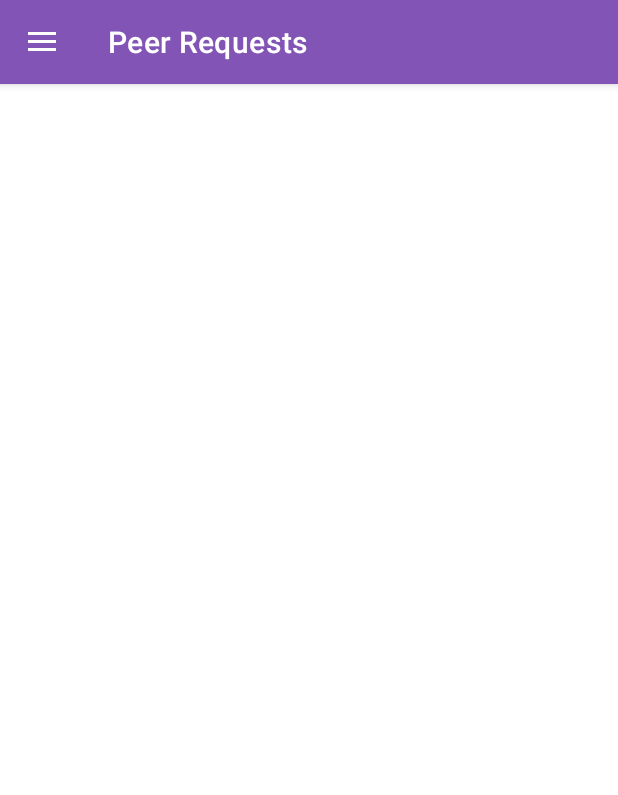
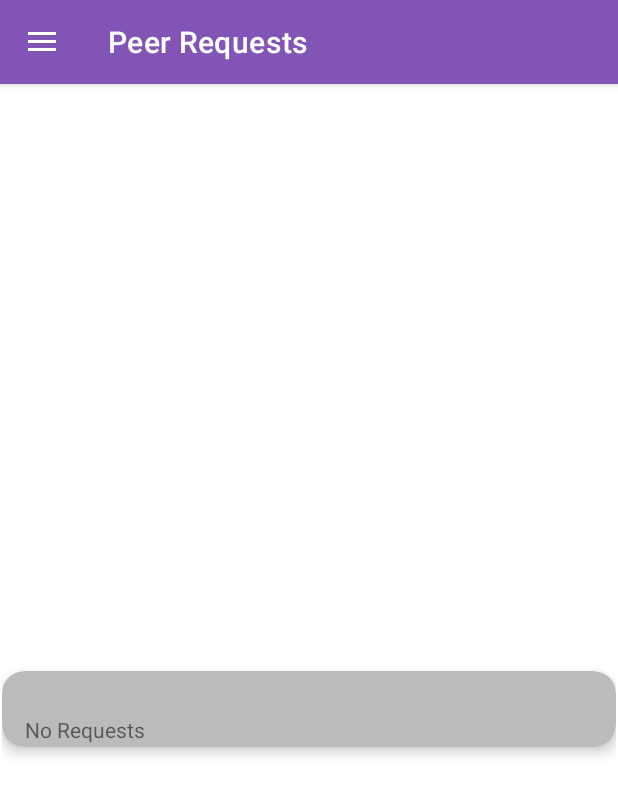
Before and after one commit to Captain-ALM/alm-mesh-net-android, an Android app: the screen it shows after launch (MainActivity), in the side drawer, after a tap on "Peering Requests", on a phone screen of 412 x 824 dp. Shown: the top 795 px of the screen. Run offline under Robolectric (Android 15) with nearby library versions, the phone set to English and light mode, and no system bars; our stand-ins replace Room's generated code, navigation-ui; libraries missing offline, so code that uses them is left out: org.bouncycastle.crypto, org.bouncycastle.jcajce, org.bouncycastle.jce, org.bouncycastle.pqc; 19 statements that could not run were skipped.

Commit message:
Finish up UI code.

```diff
--- a/app/src/main/java/com/captainalm/mesh/MainActivity.java
+++ b/app/src/main/java/com/captainalm/mesh/MainActivity.java
@@ -113,7 +113,7 @@ public class MainActivity extends AppCompatActivity {
         NavigationUI.setupWithNavController(navigationView, navController);
 
         // My code to navigate activity if returned to from editor
-        triggerNavigation(getIntent().getIntExtra("frag", 0));
+        triggerNavigation(getIntent().getIntExtra("frag", indicator.getID()));
         if (getIntent().getBooleanExtra("refresh", false))
             refresh(indicator);
     }
@@ -196,7 +196,11 @@ public class MainActivity extends AppCompatActivity {
         @Override
         public void onReceive(Context context, Intent intent) {
             if (Objects.equals(intent.getAction(), IntentActions.REFRESH)) {
-                triggerNavigation(intent.getIntExtra("frag", -1));
+                /// Humorous named intent extra
+                if (intent.getBooleanExtra("tescos", false))
+                    triggerNavigation(indicator.getID());
+                else
+                    triggerNavigation(intent.getIntExtra("frag", -1));
                 refresh(indicator);
             }
         }
--- a/app/src/main/java/com/captainalm/mesh/ui/BlankFragment.java
+++ b/app/src/main/java/com/captainalm/mesh/ui/BlankFragment.java
@@ -1,5 +1,7 @@
 package com.captainalm.mesh.ui;
 
+import android.content.Context;
+import android.content.Intent;
 import android.os.Bundle;
 import android.view.LayoutInflater;
 import android.view.View;
@@ -7,6 +9,7 @@ import android.view.ViewGroup;
 
 import androidx.fragment.app.Fragment;
 
+import com.captainalm.mesh.IntentActions;
 import com.captainalm.mesh.databinding.BlankBinding;
 
 /**
@@ -18,6 +21,10 @@ public class BlankFragment extends Fragment {
     @Override
     public View onCreateView(LayoutInflater inflater, ViewGroup container,
                              Bundle savedInstanceState) {
-        return BlankBinding.inflate(inflater, container, false).getRoot();
+        BlankBinding binding = BlankBinding.inflate(inflater, container, false);
+        Context context = getContext();
+        if (context != null)
+            context.getApplicationContext().sendBroadcast(new Intent(IntentActions.REFRESH).putExtra("tescos", true));
+        return binding.getRoot();
     }
 }
--- a/app/src/main/java/com/captainalm/mesh/ui/list/DatabaseListAdapter.java
+++ b/app/src/main/java/com/captainalm/mesh/ui/list/DatabaseListAdapter.java
@@ -19,6 +19,17 @@ public class DatabaseListAdapter extends ListAdapter {
     }
 
     @Override
+    protected String noItemsText() {
+        if (dbID == FragmentIndicator.AllowedNodeSignatureKeys) {
+            return "No Keys";
+        } else if (dbID == FragmentIndicator.PeeringRequests) {
+            return "No Requests";
+        } else {
+            return "No Nodes";
+        }
+    }
+
+    @Override
     public void refresh(boolean reset) {
         if (app != null) {
             items.clear();
--- a/app/src/main/java/com/captainalm/mesh/ui/list/ListAdapter.java
+++ b/app/src/main/java/com/captainalm/mesh/ui/list/ListAdapter.java
@@ -50,18 +50,27 @@ public abstract class ListAdapter extends RecyclerView.Adapter<ListAdapter.ViewH
 
     @Override
     public void onBindViewHolder(@NonNull ListAdapter.ViewHolder holder, int position) {
-        holder.idLabel.setText(items.get(position).ID);
-        holder.extraLabel.setText(items.get(position).extraData());
+        if (items.isEmpty()) {
+            holder.idLabel.setText("");
+            holder.extraLabel.setText(noItemsText());
+        } else {
+            holder.idLabel.setText(items.get(position).ID);
+            holder.extraLabel.setText(items.get(position).extraData());
+        }
     }
 
     @Override
     public int getItemCount() {
-        return items.size();
+        return (!items.isEmpty()) ? items.size() : 1;
     }
+
+    protected abstract String noItemsText();
 
     public abstract void refresh(boolean reset);
 
     public String itemIDAt(int index) {
+        if (items.isEmpty())
+            return null;
         try {
             return items.get(index).ID;
         } catch (NullPointerException | IndexOutOfBoundsException e) {
--- a/app/src/main/res/layout/list_row.xml
+++ b/app/src/main/res/layout/list_row.xml
@@ -3,7 +3,7 @@
     xmlns:app="http://schemas.android.com/apk/res-auto"
     xmlns:tools="http://schemas.android.com/tools"
     android:layout_width="match_parent"
-    android:layout_height="match_parent">
+    android:layout_height="wrap_content">
 
     <androidx.cardview.widget.CardView
         android:layout_width="409dp"
@@ -24,7 +24,7 @@
 
         <androidx.constraintlayout.widget.ConstraintLayout
             android:layout_width="match_parent"
-            android:layout_height="match_parent"
+            android:layout_height="wrap_content"
             android:paddingStart="15dp"
             android:paddingEnd="15dp">
 
@@ -32,7 +32,11 @@
                 android:id="@+id/textViewIDListRow"
                 android:layout_width="wrap_content"
                 android:layout_height="wrap_content"
-                android:textAppearance="@style/TextAppearance.AppCompat.Display1"
+                android:layout_marginTop="2dp"
+                android:textAlignment="textStart"
+                android:textAppearance="@style/TextAppearance.AppCompat.Large"
+                android:ellipsize="end"
+                android:maxLines="1"
                 app:layout_constraintBottom_toTopOf="@+id/textViewExtraListRow"
                 app:layout_constraintStart_toStartOf="parent"
                 app:layout_constraintTop_toTopOf="parent" />
@@ -41,8 +45,12 @@
                 android:id="@+id/textViewExtraListRow"
                 android:layout_width="wrap_content"
                 android:layout_height="wrap_content"
-                android:textAppearance="@style/TextAppearance.AppCompat.Body2"
-                app:layout_constraintBottom_toTopOf="@+id/textViewIDListRow"
+                android:layout_marginBottom="2dp"
+                android:textAlignment="textStart"
+                android:ellipsize="end"
+                android:maxLines="1"
+                android:textAppearance="@style/TextAppearance.AppCompat.Small"
+                app:layout_constraintBottom_toTopOf="parent"
                 app:layout_constraintStart_toStartOf="parent"
                 app:layout_constraintTop_toBottomOf="@+id/textViewIDListRow" />
         </androidx.constraintlayout.widget.ConstraintLayout>
--- a/gradle/libs.versions.toml
+++ b/gradle/libs.versions.toml
@@ -14,6 +14,7 @@ lifecycleLivedataKtx = "2.6.1"
 lifecycleViewmodelKtx = "2.6.1"
 navigationFragment = "2.8.9"
 navigationUi = "2.8.9"
+activity = "1.8.0"
 
 [libraries]
 bcpkix-jdk18on = { module = "org.bouncycastle:bcpkix-jdk18on", version.ref = "bcpkixJdk18on" }
@@ -31,6 +32,7 @@ lifecycle-livedata-ktx = { group = "androidx.lifecycle", name = "lifecycle-lived
 lifecycle-viewmodel-ktx = { group = "androidx.lifecycle", name = "lifecycle-viewmodel-ktx", version.ref = "lifecycleViewmodelKtx" }
 navigation-fragment = { group = "androidx.navigation", name = "navigation-fragment", version.ref = "navigationFragment" }
 navigation-ui = { group = "androidx.navigation", name = "navigation-ui", version.ref = "navigationUi" }
+activity = { group = "androidx.activity", name = "activity", version.ref = "activity" }
 
 [plugins]
 android-application = { id = "com.android.application", version.ref = "agp" }
```
Also changed, not shown: app/src/main/java/com/captainalm/mesh/TheApplication.java (+10 -3 lines), app/src/main/java/com/captainalm/mesh/ui/list/NodeListAdapter.java (+7 -0 lines).
